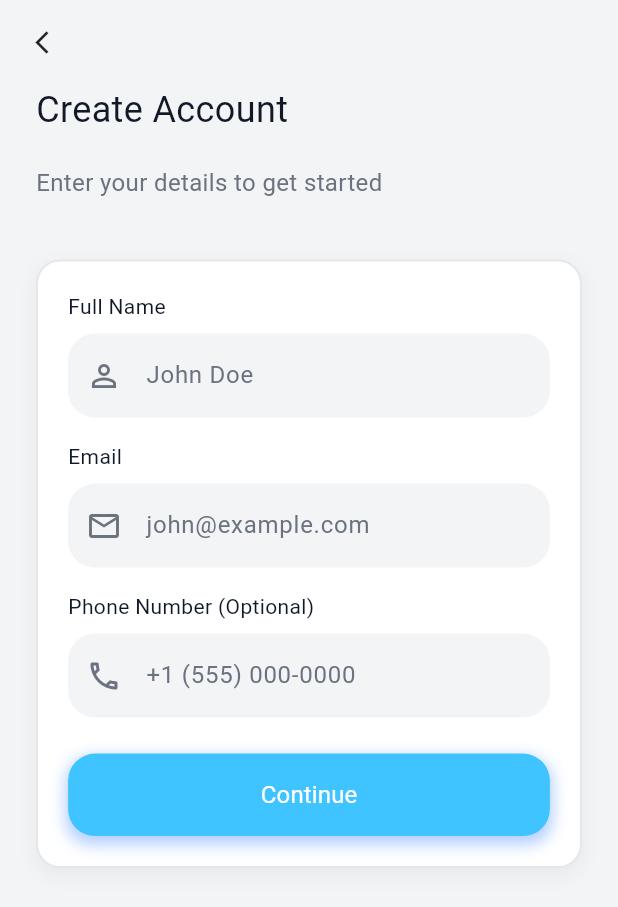
After one commit to Salma28-zahran/hammam_app, a Flutter app: the SignupScreen screen opened by its route, after a tap on the "arrow back ios new" icon, after a tap on "Create New Account", on a phone screen of 412 x 824 dp. The commit adds this screen. Shown: the top 907 px of the screen. Run offline on Flutter 3.47's test engine with Material 3 defaults, Android fonts, the phone set to English and light mode, and no system bars; our stand-ins replace flutter_native_splash, google_fonts; Roboto replaces fonts that are missing (Arial).

Commit message:
login and register screen

```diff
--- a/lib/core/resources/app_assets_manager.dart
+++ b/lib/core/resources/app_assets_manager.dart
@@ -3,6 +3,7 @@ abstract class AssetsManager {
   static const String onboard1 = "assets/images/png/onboard1.png";
   static const String onboard2 = "assets/images/png/onboard2.png";
   static const String onboard3 = "assets/images/png/onboard3.png";
+  static const String login = "assets/images/png/login_logo.png";
 
 
 
--- a/lib/core/route/routes.dart
+++ b/lib/core/route/routes.dart
@@ -1,6 +1,6 @@
 class PageRouteName{
-  //static const String signup = '/signup';
-
+  static const String signup = '/signup';
+  static const String login = '/login';
 
 
 
--- a/lib/core/route/routes_generator.dart
+++ b/lib/core/route/routes_generator.dart
@@ -1,15 +1,24 @@
 import 'package:flutter/material.dart';
+import 'package:hammam_app/core/route/routes.dart';
 import 'package:hammam_app/features/onboarding/OnBoarding.dart';
+
+import '../../features/auth/login/presentation/view/login_screen.dart';
+import '../../features/auth/register/login/presentation/view/register_screen.dart';
 
 class RoutesGenerator {
   static Route<dynamic> onGenerateRoutes(RouteSettings settings) {
     switch (settings.name) {
-     // case PageRouteName.signup:
-      //  return MaterialPageRoute(
-       //   builder: (context) => const SignupScreen(),
-       //   settings: settings,
-        //);
+     case PageRouteName.signup:
+        return MaterialPageRoute(
+         builder: (context) => const SignupScreen(),
+          settings: settings,
+        );
 
+    case PageRouteName.login:
+           return MaterialPageRoute(
+             builder: (context) => const LoginScreen(),
+             settings: settings,
+           );
 
 
 
--- /dev/null
+++ b/lib/features/auth/login/presentation/view/login_screen.dart
@@ -0,0 +1,279 @@
+import 'package:flutter/material.dart';
+import 'package:hammam_app/core/resources/app_assets_manager.dart';
+import 'package:hammam_app/theme/app_theme.dart';
+
+import '../../../../../core/route/routes.dart';
+
+class LoginScreen extends StatelessWidget {
+  const LoginScreen({super.key});
+
+  @override
+  Widget build(BuildContext context) {
+    final width = MediaQuery.of(context).size.width;
+    final height = MediaQuery.of(context).size.height;
+
+    return Scaffold(
+      backgroundColor: Color(0xFFF3F4F6),
+      body: SingleChildScrollView(
+        padding: EdgeInsets.symmetric(
+          horizontal: width * 0.06,
+          vertical: height * 0.05,
+        ),
+        child: Column(
+          crossAxisAlignment: CrossAxisAlignment.center,
+          children: [
+            Center(
+              child: Container(
+                height: height * 0.1,
+                width: height * 0.1,
+                decoration: BoxDecoration(
+                  color: Color(0xFFE8F5FF),
+                  borderRadius: BorderRadius.circular(24),
+                ),
+                child: Image.asset("assets/images/png/login_icon.png"),
+              ),
+            ),
+
+            SizedBox(height: height * 0.02),
+
+            Text(
+              "Welcome to Hammam",
+              style: TextStyle(
+                fontFamily: "Arial",
+                fontSize: 20,
+                fontWeight: FontWeight.w500,
+                color: AppColor.gray900,
+              ),
+            ),
+            SizedBox(height: height * 0.008),
+            Text(
+              "Sign in to continue",
+              style: TextStyle(
+                fontFamily: "Arial",
+                fontSize: 16,
+                fontWeight: FontWeight.w400,
+                color: AppColor.gray500,
+              ),
+            ),
+
+            SizedBox(height: height * 0.045),
+
+            Container(
+              width: double.infinity,
+              padding: EdgeInsets.all(20),
+              decoration: BoxDecoration(
+                color: Colors.white,
+                border: Border.all(color: Color(0xFFE5E7EB), width: 1.4),
+                borderRadius: BorderRadius.circular(20),
+                boxShadow: [
+                  BoxShadow(
+                    color: Colors.grey.withOpacity(0.2),
+                    blurRadius: 10,
+                    offset: Offset(0, 5),
+                  ),
+                ],
+              ),
+              child: Column(
+                crossAxisAlignment: CrossAxisAlignment.start,
+                children: [
+                  Text(
+                    "Login",
+                    style: TextStyle(
+                      fontFamily: "Arial",
+                      fontSize: 18,
+                      fontWeight: FontWeight.w400,
+                      color: AppColor.gray900,
+                    ),
+                  ),
+                  SizedBox(height: height * 0.011),
+                  Text(
+                    "Enter your phone number to receive a verification code",
+                    style: TextStyle(
+                      fontFamily: "Arial",
+                      fontSize: 14,
+                      fontWeight: FontWeight.w400,
+                      color: AppColor.gray500,
+                    ),
+                  ),
+                  SizedBox(height: height * 0.03),
+                  Text(
+                    "Email",
+                    style: TextStyle(
+                      fontFamily: "Arial",
+                      fontSize: 18,
+                      fontWeight: FontWeight.w400,
+                      color: AppColor.gray900,
+                    ),
+                  ),
+                  SizedBox(height: height * 0.009),
+                  TextField(
+                    decoration: InputDecoration(
+                      prefixIcon: Icon(
+                        Icons.email_outlined,
+                        color: AppColor.gray500,
+                      ),
+                      border: OutlineInputBorder(
+                        borderSide: BorderSide.none,
+                        borderRadius: BorderRadius.circular(18),
+                      ),
+                      focusedBorder: OutlineInputBorder(
+                        borderSide: BorderSide.none,
+                        borderRadius: BorderRadius.circular(18),
+                      ),
+                      hintText: "john@example.com",
+                      hintStyle: TextStyle(
+                        fontFamily: "Arial",
+                        color: AppColor.gray500,
+
+                        fontSize: 14,
+                        fontWeight: FontWeight.w400,
+                      ),
+                      filled: true,
+                      fillColor: Color(0xFFF3F4F6),
+                    ),
+                  ),
+
+                  SizedBox(height: height * 0.025),
+                  Container(
+                    width: double.infinity,
+                    decoration: BoxDecoration(
+                      borderRadius: BorderRadius.circular(18),
+                      boxShadow: [
+                        BoxShadow(
+                          color: Colors.blueAccent.withOpacity(0.4),
+                          spreadRadius: 2,
+                          blurRadius: 8,
+                          offset: Offset(0, 4),
+                        ),
+                      ],
+                    ),
+                    child: ElevatedButton(
+                      style: ElevatedButton.styleFrom(
+                        backgroundColor: Colors.lightBlueAccent,
+                        shape: RoundedRectangleBorder(
+                          borderRadius: BorderRadius.circular(18),
+                        ),
+                        padding: EdgeInsets.symmetric(vertical: 16),
+                        elevation: 0,
+                      ),
+                      onPressed: () {},
+                      child: Text(
+                        "Continue",
+                        style: TextStyle(
+                          fontFamily: "Arial",
+                          fontSize: 16,
+                          color: Colors.white,
+                          fontWeight: FontWeight.w400,
+                        ),
+                      ),
+                    ),
+                  ),
+
+                  SizedBox(height: 40),
+                  Row(
+                    mainAxisAlignment: MainAxisAlignment.center,
+                    children: [
+                      Expanded(
+                        child: Divider(
+                          thickness: 1.18,
+                          indent: 4,
+                          endIndent: 10,
+                          color: Color(0xFFE5E7EB),
+                        ),
+                      ),
+                      Text(
+                        "OR",
+                        style: TextStyle(
+                          fontFamily: "Arial",
+                          fontWeight: FontWeight.w400,
+                          fontSize: 14,
+                          color: AppColor.gray500,
+                        ),
+                      ),
+                      Expanded(
+                        child: Divider(
+                          thickness: 1.18,
+                          indent: 10,
+                          endIndent: 4,
+                          color: Color(0xFFE5E7EB),
+                        ),
+                      ),
+                    ],
+                  ),
+                  SizedBox(height: height * 0.045),
+
+                  Container(
+                    width: double.infinity,
+                    child: ElevatedButton(
+                      style: ElevatedButton.styleFrom(
+                        backgroundColor: Color(0xFFF3F4F6),
+                        shape: RoundedRectangleBorder(
+                          borderRadius: BorderRadius.circular(18),
+                          side: BorderSide(
+                            color: Color(0xFFE5E7EB),
+                            width: 1.4,
+                          ),
+                        ),
+                        padding: EdgeInsets.symmetric(vertical: 16),
+                        elevation: 0,
+                      ),
+                      onPressed: () {
+                        Navigator.pushReplacementNamed(
+                          context,
+                          PageRouteName.signup,
+                        );
+                      },
+                      child: Text(
+                        "Create New Account",
+                        style: TextStyle(
+                          fontFamily: "Arial",
+                          fontWeight: FontWeight.w400,
+                          fontSize: 18,
+                          color: AppColor.gray900,
+                        ),
+                      ),
+                    ),
+                  ),
+                ],
+              ),
+            ),
+
+            SizedBox(height: 30),
+
+            Text(
+              "🚀 Quick Demo Mode (Skip Auth)",
+              style: TextStyle(
+                fontFamily: "Arial",
+                fontWeight: FontWeight.w400,
+                color: AppColor.gray900,
+              ),
+            ),
+
+            SizedBox(height: 35),
+
+            Column(
+              children: [
+                Text(
+                  "By continuing, you agree to our",
+                  style: TextStyle(
+                    fontFamily: "Arial",
+                    fontWeight: FontWeight.w400,
+                    color: AppColor.gray500,
+                  ),
+                ),
+                Text(
+                  "Terms of Service & Privacy Policy",
+                  style: TextStyle(
+                    fontFamily: "Arial",
+                    fontWeight: FontWeight.w400,
+                    color: AppColor.gray500,
+                  ),
+                ),
+              ],
+            ),
+          ],
+        ),
+      ),
+    );
+  }
+}
--- /dev/null
+++ b/lib/features/auth/register/login/presentation/view/register_screen.dart
@@ -0,0 +1,211 @@
+import 'package:flutter/material.dart';
+
+import '../../../../../../core/route/routes.dart';
+import '../../../../../../theme/app_theme.dart';
+
+class SignupScreen extends StatelessWidget {
+  const SignupScreen({super.key});
+
+  @override
+  Widget build(BuildContext context) {
+    final width = MediaQuery.of(context).size.width;
+    return Scaffold(
+      backgroundColor: Color(0xFFF3F4F6),
+      appBar: AppBar(
+        backgroundColor: Colors.transparent,
+        elevation: 0,
+        leading: IconButton(
+          icon: Icon(Icons.arrow_back_ios_new, color: Colors.black87, size: 18),
+          onPressed: () =>
+              Navigator.pushReplacementNamed(context, PageRouteName.login),
+        ),
+      ),
+      body: SingleChildScrollView(
+        padding: EdgeInsets.symmetric(horizontal: 24.0),
+        child: Column(
+          crossAxisAlignment: CrossAxisAlignment.start,
+          children: [
+            Text(
+              "Create Account",
+              style: TextStyle(
+                fontFamily: "Arial",
+                fontSize: 24,
+                fontWeight: FontWeight.w400,
+                color: AppColor.gray900,
+              ),
+            ),
+            SizedBox(height: 20),
+            Text(
+              "Enter your details to get started",
+              style: TextStyle(
+                fontFamily: "Arial",
+                fontSize: 16,
+                fontWeight: FontWeight.w400,
+                color: AppColor.gray500,
+              ),
+            ),
+            SizedBox(height: 40),
+
+            // Input container
+            Container(
+              padding: EdgeInsets.all(20),
+              decoration: BoxDecoration(
+                color: Colors.white,
+                border: Border.all(color: Color(0xFFE5E7EB), width: 1.4),
+                borderRadius: BorderRadius.circular(16),
+                boxShadow: [
+                  BoxShadow(
+                    color: Colors.black12.withOpacity(0.05),
+                    blurRadius: 10,
+                    offset: Offset(0, 4),
+                  ),
+                ],
+              ),
+              child: Column(
+                crossAxisAlignment: CrossAxisAlignment.start,
+                children: [
+                  Text(
+                    "Full Name",
+                    style: TextStyle(
+                      fontFamily: "Arial",
+                      fontWeight: FontWeight.w400,
+                      fontSize: 14,
+                      color: AppColor.gray900,
+                    ),
+                  ),
+                  SizedBox(height: 8),
+                  TextField(
+                    decoration: InputDecoration(
+                      hintText: "John Doe",
+                      hintStyle: TextStyle(
+                        fontFamily: "Arial",
+                        fontWeight: FontWeight.w400,
+                        fontSize: 16,
+                          color: AppColor.gray500,
+
+                      ),
+                      prefixIcon: Icon(
+                        Icons.person_outline,
+                        color: AppColor.gray500,
+                      ),
+                      filled: true,
+                      fillColor: Color(0xFFF3F4F6),
+                      border: OutlineInputBorder(
+                        borderRadius: BorderRadius.circular(18),
+                        borderSide: BorderSide.none,
+                      ),
+                    ),
+                  ),
+                  SizedBox(height: 16),
+
+                  Text(
+                    "Email",
+                    style: TextStyle(
+                      fontFamily: "Arial",
+                      fontWeight: FontWeight.w400,
+                      fontSize: 14,
+                        color: AppColor.gray900,
+
+                    ),
+                  ),
+                  SizedBox(height: 8),
+                  TextField(
+                    keyboardType: TextInputType.emailAddress,
+                    decoration: InputDecoration(
+                      hintText: "john@example.com",
+                      hintStyle: TextStyle(
+                        fontFamily: "Arial",
+                        fontWeight: FontWeight.w400,
+                        fontSize: 16,
+                        color: AppColor.gray500,
+                      ),
+                      prefixIcon: Icon(
+                        Icons.email_outlined,
+                        color: AppColor.gray500,
+                      ),
+                      filled: true,
+                      fillColor: Color(0xFFF3F4F6),
+                      border: OutlineInputBorder(
+                        borderRadius: BorderRadius.circular(18),
+                        borderSide: BorderSide.none,
+                      ),
+                    ),
+                  ),
+                  SizedBox(height: 16),
+
+                  Text(
+                    "Phone Number (Optional)",
+                    style: TextStyle(
+                        fontFamily: "Arial",
+                        fontWeight: FontWeight.w400,fontSize: 14,
+                      color: AppColor.gray900,
+
+                    ),
+                  ),
+                  SizedBox(height: 8),
+                  TextField(
+                    keyboardType: TextInputType.phone,
+                    decoration: InputDecoration(
+                      hintText: "+1 (555) 000-0000",hintStyle: TextStyle(
+                      fontFamily: "Arial",
+                      fontWeight: FontWeight.w400,
+                      fontSize: 16,
+                      color: AppColor.gray500,
+                    ),
+                      prefixIcon: Icon(
+                        Icons.phone_outlined,
+                        color: AppColor.gray500,
+                      ),
+                      filled: true,
+                      fillColor: Color(0xFFF3F4F6),
+                      border: OutlineInputBorder(
+                        borderRadius: BorderRadius.circular(18),
+                        borderSide: BorderSide.none,
+                      ),
+                    ),
+                  ),
+                  SizedBox(height: 24),
+
+                  Container(
+                    width: double.infinity,
+                    decoration: BoxDecoration(
+                      borderRadius: BorderRadius.circular(18),
+                      boxShadow: [
+                        BoxShadow(
+                          color: Colors.blueAccent.withOpacity(0.4),
+                          spreadRadius: 2,
+                          blurRadius: 8,
+                          offset: Offset(0, 4),
+                        ),
+                      ],
+                    ),
+                    child: ElevatedButton(
+                      style: ElevatedButton.styleFrom(
+                        backgroundColor: Colors.lightBlueAccent,
+                        shape: RoundedRectangleBorder(
+                          borderRadius: BorderRadius.circular(18),
+                        ),
+                        padding: EdgeInsets.symmetric(vertical: 16),
+                        elevation: 0,
+                      ),
+                      onPressed: () {},
+                      child: Text(
+                        "Continue",
+                        style: TextStyle(
+                          fontFamily: "Arial",
+                          fontSize: 16,
+                          color: Colors.white,
+                          fontWeight: FontWeight.w400,
+                        ),
+                      ),
+                    ),
+                  ),
+                ],
+              ),
+            ),
+          ],
+        ),
+      ),
+    );
+  }
+}
--- a/lib/features/onboarding/OnBoarding.dart
+++ b/lib/features/onboarding/OnBoarding.dart
@@ -79,7 +79,7 @@ class _OnBoardingState extends State<OnBoarding> {
                         curve: Curves.easeInOut,
                       );
                     } else {
-                      // Navigator.pushReplacementNamed(context, Routes.signup);
+                      Navigator.pushReplacementNamed(context, PageRouteName.login);
                     }
                   },
                   style: ElevatedButton.styleFrom(
@@ -91,6 +91,7 @@ class _OnBoardingState extends State<OnBoarding> {
                   child: Text(
                     "Continue",
                     style: TextStyle(
+                      fontFamily: "Arial",
                       fontSize: width * 0.045,
                       fontWeight: FontWeight.bold,
                       color: Colors.white,
@@ -142,6 +143,7 @@ class _OnBoardingState extends State<OnBoarding> {
               title,
               textAlign: TextAlign.center,
               style: AppColor.textblack.copyWith(fontSize: width * 0.05),
+
             ),
             SizedBox(height: height * 0.015),
 
--- a/lib/theme/app_theme.dart
+++ b/lib/theme/app_theme.dart
@@ -49,7 +49,9 @@ class AppColor {
 
 
 
-
+//mohamed added them ////////
+  static const Color gray500 = Color(0xFF6B7280);
+  static const Color gray900 = Color(0xFF111827);
 
 
 
```
Also changed, not shown: pubspec.yaml (+5 -4 lines), assets/fonts/arial.ttf (added), assets/images/png/login_icon.png (added), 2 other files.
